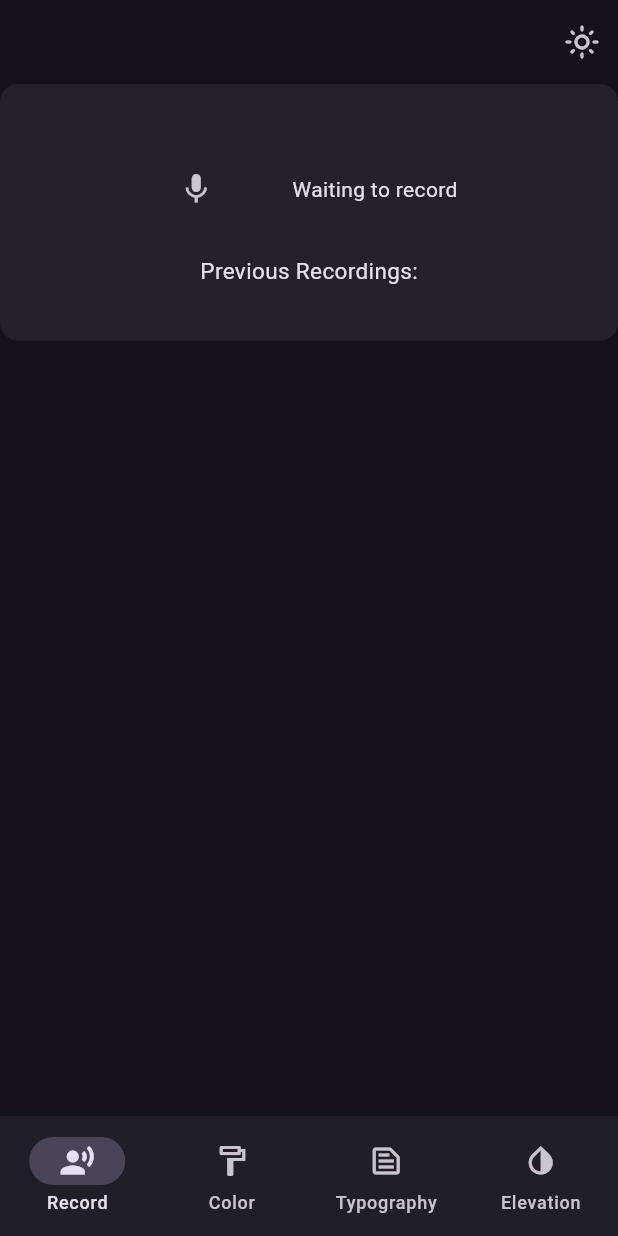
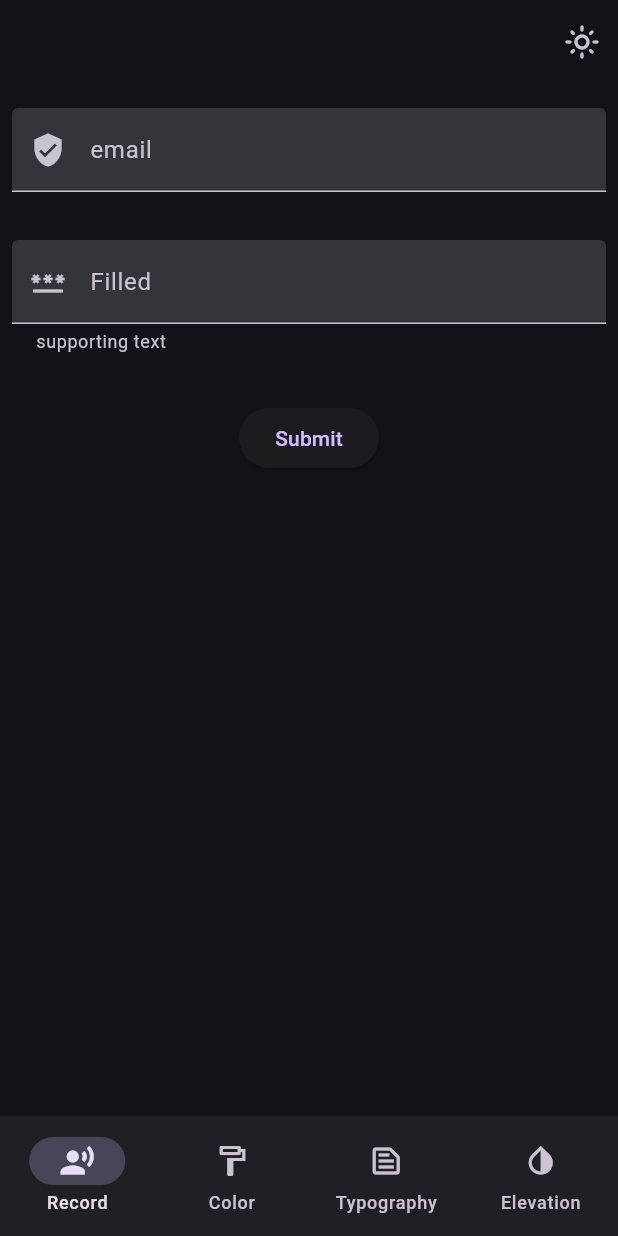
Before and after one commit to ProductLoft/FE, a Flutter app: the screen it shows after launch, after a tap on the "dark mode" icon, on a phone screen of 412 x 824 dp. Run offline on Flutter 3.47's test engine with Material 3 defaults, Android fonts, the phone set to English and light mode, and no system bars; our stand-ins replace audioplayers, sqflite; missing offline and left inert: dart:html, dart:js_interop, record; accounts and stored records are empty; network calls fail.

Commit message:
Fixing pipeline upload failure Fixed login page transition to app

```diff
--- a/lib/const/consts.dart
+++ b/lib/const/consts.dart
@@ -23,7 +23,7 @@ const String isProcessedColumn = "isProcessed";
 const String insightsDirPathColumn = "zipPath";
 
 // consts for network calls
-const String baseUrl = "http://127.0.0.1:8000";
+const String baseUrl = "http://52.72.143.117:8000";
 const String loginUri = "/auth/login/";
 
 
--- a/lib/db/db_helper.dart
+++ b/lib/db/db_helper.dart
@@ -25,7 +25,8 @@ class DatabaseHelper {
       $nameColumn TEXT NOT NULL,
       $usernameColumn TEXT NOT NULL,
       $cookieColumn TEXT NOT NULL,
-      $emailColumn TEXT NOT NULL
+      $emailColumn TEXT NOT NULL,
+      $csrfTokenColumn TEXT NOT NULL
       );
     ''');
     await db.execute('''
--- a/lib/db/user_models.dart
+++ b/lib/db/user_models.dart
@@ -8,7 +8,7 @@ import 'package:sqflite/sqflite.dart';
 // Open the database and store the reference.
 
 class User {
-  final int id;
+  int? id;
   final String name;
   final String userName;
   final String email;
@@ -17,7 +17,7 @@ class User {
   final String csrfToken;
 
   User({
-    required this.id,
+    this.id,
     required this.name,
     required this.userName,
     required this.email,
@@ -40,17 +40,30 @@ class User {
 
 class UserProvider {
   UserProvider();
+
+  //get csrf token from cookie
+  String parseCookie(String cookie) {
+    List<String> cookies = cookie.split(';');
+    for (var c in cookies) {
+      if (c.contains('csrftoken')) {
+        return c.split('=')[1];
+      }
+    }
+    return '';
+  }
+
   Future<User> createUser(String name,String username,String email,String cookie) async {
 
     Database db = await DatabaseHelper().database;
+    String csrfToken = parseCookie(cookie);
+    debugPrint('csrfToken: $csrfToken');
     User user = User(
       // TODO : check if id is autoincremented
-      id: 1,
       name: name,
       userName: username,
       email: email,
       cookie: cookie,
-      csrfToken: '',
+      csrfToken: csrfToken,
     );
     print(user.toMap());
     var r = await db.insert(userTable, user.toMap(), conflictAlgorithm: ConflictAlgorithm.replace);
@@ -74,7 +87,8 @@ class UserProvider {
     try {
       Database db = await DatabaseHelper().database;
       List<Map> maps = await db.query(userTable,
-          columns: [userIdColumn, nameColumn, usernameColumn, emailColumn, cookieColumn]);
+          columns: [userIdColumn, nameColumn, usernameColumn, emailColumn, cookieColumn, csrfTokenColumn]);
+      debugPrint('maps: $maps');
       if (maps.isNotEmpty) {
         return User(
           id: maps[0][userIdColumn] as int,
--- a/lib/home.dart
+++ b/lib/home.dart
@@ -4,6 +4,7 @@
 
 import 'package:flutter/material.dart';
 import 'package:lang_fe/db/user_models.dart';
+import 'package:lang_fe/login_screen.dart';
 
 import 'color_palettes_screen.dart';
 import 'component_screen.dart';
@@ -108,8 +109,7 @@ class _HomeState extends State<Home> with SingleTickerProviderStateMixin {
               one: FirstComponentList(
                   showNavBottomBar: showNavBarExample,
                   scaffoldKey: scaffoldKey,
-                  showSecondList:
-                  showMediumSizeLayout || showLargeSizeLayout),
+                  showSecondList: showMediumSizeLayout || showLargeSizeLayout),
               two: SecondComponentList(
                 scaffoldKey: scaffoldKey,
               ),
@@ -130,7 +130,6 @@ class _HomeState extends State<Home> with SingleTickerProviderStateMixin {
         }
     }
   }
-
 
   PreferredSizeWidget createAppBar() {
     return AppBar(
@@ -158,53 +157,33 @@ class _HomeState extends State<Home> with SingleTickerProviderStateMixin {
         ],
       );
 
-  bool isLoggedIn() {
-    UserProvider().getUser().then((user) {
-      if (user == null) {
+  Future<bool> isLoggedIn() async {
+    return await UserProvider().getUser().then((user) {
+      if (user != null) {
         // Navigator.pushReplacementNamed(context, '/login');
-        debugPrint('User is not logged in');
-        return false;
-      }
-      return true;
-    });
+        debugPrint('true user');
         return true;
       }
+      debugPrint('false user');
+      return false;
+    });
+  }
 
-  void _showLoginModal() {
-    TextEditingController _controller =
-    TextEditingController(); // Controller for input
+  void homeRenderCallback() {
+    debugPrint("Home render callback");
+    setState(() {});
+  }
 
-    showDialog(
-      context: context,
-      builder: (BuildContext context) {
-        return AlertDialog(
-          title: const Text('Add context'),
-          content: TextField(
-            controller: _controller,
-            autofocus: true,
-          ),
-          actions: <Widget>[
-            TextButton(
-              child: const Text('Don\'t save'),
-              onPressed: () {
-                Navigator.pop(context); // Close the modal
-              },
-            ),
-            TextButton(
-              child: const Text('Save audio'),
-              onPressed: () {
-                setState(() {
-                  // commentText = _controller.text;
-                  // AudioRecordingProvider()
-                  //     .createRecording(path, commentText, "", getCurrentTime());
-                });
-                Navigator.pop(context); // Close the modal after submission
-              },
-            ),
-          ],
+  Widget LoginPage() {
+
+    return LoginScreen(
+      callback: homeRenderCallback,
     );
-      },
-    );
+  }
+
+  Future<Widget> createScreen() async {
+    bool loggedin = await isLoggedIn();
+    return loggedin ? createScreenFor(ScreenSelected.values[screenIndex], false) : LoginPage();
   }
 
   @override
@@ -217,8 +196,20 @@ class _HomeState extends State<Home> with SingleTickerProviderStateMixin {
             animationController: controller,
             railAnimation: railAnimation,
             appBar: createAppBar(),
-          body: createScreenFor(
-              ScreenSelected.values[screenIndex], controller.value == 1),
+            body: FutureBuilder(
+                future: createScreen(),
+                builder: (context, snapshot) {
+                  if (snapshot.connectionState == ConnectionState.waiting) {
+                    return const Center(
+                      child: CircularProgressIndicator(),
+                    );
+                  } else if (snapshot.hasError) {
+                    return Text('Error: ${snapshot.error}');
+                  } else {
+                    return snapshot.data!;
+                  }
+                }),
+
         navigationRail: NavigationRail(
         extended: showLargeSizeLayout,
         destinations: navRailDestinations,
@@ -283,7 +274,6 @@ class _BrightnessButton extends StatelessWidget {
     );
   }
 }
-
 
 class _ExpandedTrailingActions extends StatelessWidget {
   const _ExpandedTrailingActions({
--- /dev/null
+++ b/lib/login_screen.dart
@@ -0,0 +1,159 @@
+import 'dart:convert';
+
+import 'package:flutter/foundation.dart';
+import 'package:flutter/material.dart';
+import 'package:http/http.dart' as http;
+import 'package:lang_fe/utils/misc.dart';
+
+import 'db/user_models.dart';
+
+
+class LoginScreen extends StatefulWidget {
+  final void Function() callback;
+  const LoginScreen({super.key, required this.callback});
+
+  @override
+  State<LoginScreen> createState() => _LoginScreenState();
+}
+
+
+
+class _LoginScreenState extends State<LoginScreen> {
+  final _formKey = GlobalKey<FormState>();
+  final TextEditingController _emailController = TextEditingController();
+  final TextEditingController _passwordController = TextEditingController();
+
+  Future<void> _login() async {
+    if (_formKey.currentState!.validate()) {
+      // Show loading indicator
+
+      try {
+        final response = await http.post(
+          Uri.parse(getAuthUrl()),
+          body: {
+            'username': _emailController.text,
+            'password': _passwordController.text
+          },
+        );
+
+        if (response.statusCode == 200) {
+          if (kDebugMode) {
+            print('Response: ${response.body}');
+            print('cookie: ${response.headers['set-cookie']}');
+          }
+          response.headers.forEach((key, value) {
+            if (kDebugMode) {
+              print('$key: $value');
+            }
+          });
+
+          final body = json.decode(response.body);
+          String name = body["user"]["name"] as String;
+          String username = body["user"]["username"] as String;
+          String email = body["user"]["email"] as String;
+          String? cookie = response.headers['set-cookie'] as String;
+
+          UserProvider up = UserProvider();
+
+          User u = await up.createUser(name, username, email, cookie);
+
+          // Success! Handle login
+          print('Login successful!');
+          setState(() {
+            widget.callback();
+          });
+          return;
+        } else {
+          // Failed! Handle error
+          print('Login failed: ${response.body}');
+        }
+      } catch (e) {
+        // Handle network errors
+        print('Error: $e');
+      } finally {
+        // Hide loading indicator
+      }
+    }
+  }
+  @override
+  Widget build(BuildContext context) {
+    final textTheme = Theme.of(context)
+        .textTheme
+        .apply(displayColor: Theme.of(context).colorScheme.onSurface);
+    return Expanded(
+        child: Form(
+            key: _formKey,
+            child: Column(
+              crossAxisAlignment: CrossAxisAlignment.center,
+              children: [
+                Padding(
+                  padding:
+                      const EdgeInsets.symmetric(horizontal: 8, vertical: 16),
+                  child: TextField(
+                    controller: _emailController,
+                    decoration: const InputDecoration(
+                      prefixIcon: const Icon(Icons.verified_user),
+                      labelText: 'email',
+                      filled: true,
+                    ),
+                  ),
+                ),
+                Padding(
+                  padding:
+                      const EdgeInsets.symmetric(horizontal: 8, vertical: 16),
+                  child: TextField(
+                    controller: _passwordController,
+                    obscureText: true,
+                    decoration: const InputDecoration(
+                      prefixIcon: Icon(Icons.password),
+                      labelText: 'Filled',
+                      hintText: 'hint text',
+                      helperText: 'supporting text',
+                      filled: true,
+                    ),
+                  ),
+                ),
+                Padding(
+                  padding:
+                      const EdgeInsets.symmetric(horizontal: 8, vertical: 16.0),
+                  child: Center(
+                    child: ElevatedButton(
+                      onPressed: () {
+                        if (_formKey.currentState!.validate()) {
+                          debugPrint('email: ${_emailController.text}');
+                          // Navigate the user to the Home page
+                          _login();
+                          setState(() {});
+                        } else {
+                          ScaffoldMessenger.of(context).showSnackBar(
+                            const SnackBar(content: Text('Please fill input')),
+                          );
+                        }
+                      },
+                      child: const Text('Submit'),
+                    ),
+                  ),
+                ),
+              ],
+            )));
+  }
+}
+
+class TextStyleExample extends StatelessWidget {
+  const TextStyleExample({
+    super.key,
+    required this.name,
+    required this.style,
+  });
+
+  final String name;
+  final TextStyle style;
+
+  @override
+  Widget build(BuildContext context) {
+    return Padding(
+      padding: const EdgeInsets.all(8.0),
+      child: Text(name, style: style),
+    );
+  }
+}
```
Also changed, not shown: .github/workflows/01_build_release.yaml. Lines whose indentation alone changed are shown as unchanged.
